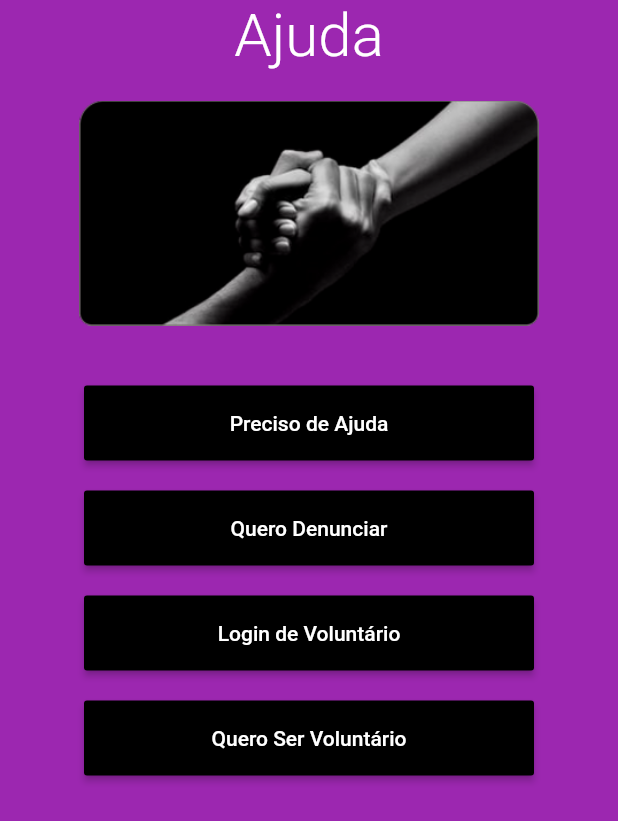
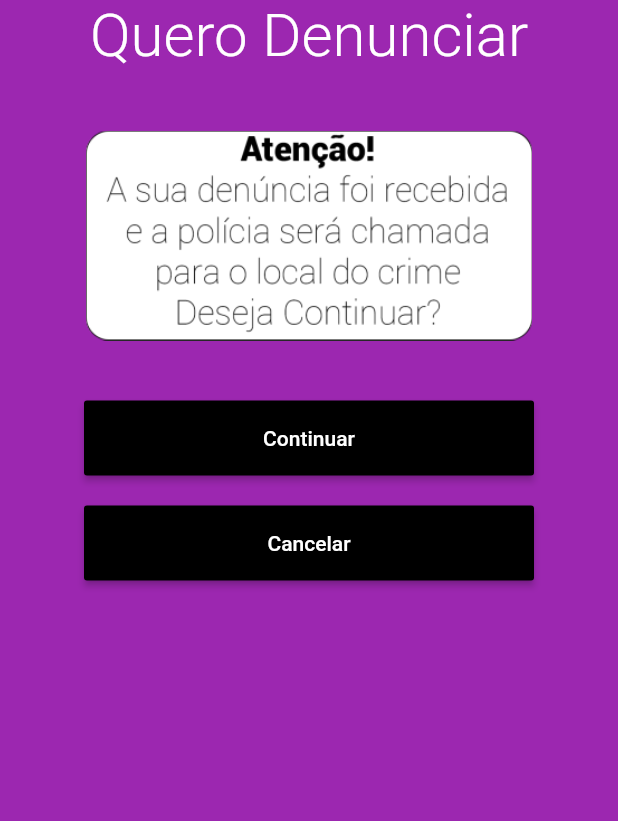
Before and after one commit to PyFriendsOficial/App-Frigga, a Flutter app: the HelpTab widget shown alone on an empty page, opened directly, after a tap on "Quero Denunciar", on a phone screen of 412 x 824 dp. Shown: the top 821 px of the screen. Run offline on Flutter 3.47's test engine with Material 2 defaults, Android fonts, the phone set to English and light mode, and no system bars; our stand-ins replace google_maps_flutter; missing offline and left inert: flutter_audio_recorder.

Commit message:
Subindo as páginas restantes

```diff
--- /dev/null
+++ b/lib/screens/map_screen.dart
@@ -0,0 +1,37 @@
+import 'package:flutter/material.dart';
+import 'package:google_maps_flutter/google_maps_flutter.dart';
+
+
+class MapPage extends StatefulWidget {
+  @override
+  _MapPageState createState() => _MapPageState();
+}
+
+class _MapPageState extends State<MapPage> {
+  GoogleMapController mapController;
+
+  final LatLng _center = const LatLng(45.521563, -122.677433);
+
+  void _onMapCreated(GoogleMapController controller) {
+    mapController = controller;
+  }
+
+  @override
+  Widget build(BuildContext context) {
+    return MaterialApp(
+      home: Scaffold(
+        appBar: AppBar(
+          title: Text('Maps Sample App'),
+          backgroundColor: Colors.green[700],
+        ),
+        body: GoogleMap(
+          onMapCreated: _onMapCreated,
+          initialCameraPosition: CameraPosition(
+            target: _center,
+            zoom: 11.0,
+          ),
+        ),
+      ),
+    );
+  }
+}
--- /dev/null
+++ b/lib/screens/report_page.dart
@@ -0,0 +1,104 @@
+import 'package:app_violencia/screens/form_page.dart';
+import 'package:app_violencia/tabs/help_tab.dart';
+import 'package:flutter/material.dart';
+import 'package:flutter_audio_recorder/flutter_audio_recorder.dart';
+
+class ReportScreen extends StatefulWidget {
+  @override
+  _ReportScreenState createState() => _ReportScreenState();
+}
+
+class _ReportScreenState extends State<ReportScreen> {
+  @override
+  Widget build(BuildContext context) {
+    return Container(
+      color: Colors.purple,
+      child:
+      ListView(
+        children: <Widget>[
+          Align(
+            child: Text(
+              "Quero Denunciar",
+              style: TextStyle(
+                decoration: TextDecoration.none,
+                color: Colors.white,
+                fontSize: 40.0,
+                fontFamily: "roboto",
+                fontWeight: FontWeight.w300
+              ),
+              ),
+          ),
+          SizedBox(height: 40,),
+          SizedBox(
+            height: 140.0,
+            child:
+            Image.asset(
+              "assets/atencao1.png"
+            ),
+          ),
+          SizedBox(height: 40,),
+          Align(
+            child:
+            ButtonTheme(
+                buttonColor: Colors.black,
+                minWidth: 300.0,
+                height: 50.0,
+                child: RaisedButton(
+                onPressed: () {
+                  _searchHelp();
+                  print(_startRecording());
+                  Navigator.of(context).push(MaterialPageRoute(builder: (context)=> FormScreen()));
+                },
+                child: Text(
+                  "Continuar",
+                  style: TextStyle(
+                    color: Colors.white,
+                  ),
+                  ),
+              ),
+            ),
+          ),
+          SizedBox(height: 20.0,),
+          Align(
+            child:
+            ButtonTheme(
+                buttonColor: Colors.black,
+                minWidth: 300.0,
+                height: 50.0,
+                child: RaisedButton(
+                onPressed: () {
+                  Navigator.of(context).push(MaterialPageRoute(builder: (context)=> HelpTab()));
+                },
+                child: Text(
+                  "Cancelar",
+                  style: TextStyle(
+                    color: Colors.white,
+                  ),
+                  ),
+              ),
+            ),
+          ),
+        ],
+      ),
+    );
+  }
+
+  void _searchHelp(){
+    print("A função de ajuda é aqui");
+
+  }
+
+
+  // ignore: missing_return
+  Future<Recording> _startRecording() async {
+    bool hasPermission = await FlutterAudioRecorder.hasPermissions;
+    if(hasPermission){
+      var recorder = FlutterAudioRecorder("assets/audios.mp4"); // .wav .aac .m4a
+      await recorder.start();
+      var recording = await recorder.current(channel: 0);
+
+      return recording;
+    }
+
+}
+}
--- a/pubspec.yaml
+++ b/pubspec.yaml
@@ -32,6 +32,8 @@ dependencies:
   url_launcher: ^5.1.1
   audio_recorder: ^1.0.2
   flutter_audio_recorder: ^0.5.5
+  google_maps_flutter: ^0.5.27+3
+
 
 
 
@@ -53,6 +55,8 @@ flutter:
     - assets/solidas.png
     - assets/Ajuda1.png
     - assets/atencao.png
+    - assets/atencao1.png
+    - assets/volun.png
     - assets/audios/audio.mp4
 
   # The following line ensures that the Material Icons font is
```
Also changed, not shown: lib/screens/form_page.dart (added, +73 -0 lines), lib/screens/login_page.dart (added, +100 -0 lines), lib/screens/voluntar_page.dart (added, +22 -0 lines), lib/tabs/help_tab.dart (+12 -3 lines), assets/atencao1.png (added), assets/volun.png (added), pubspec.lock, 2 other files.
